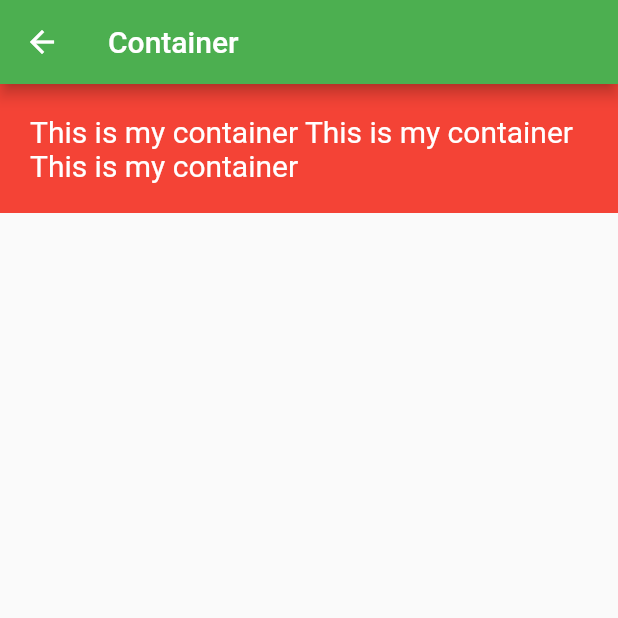
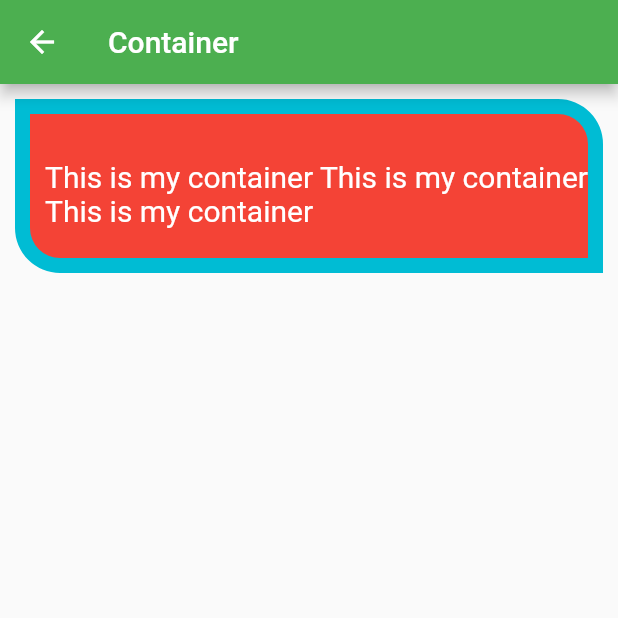
Before and after one commit to NellySsenkumba/e_shop, a Flutter app: the ScreenContainer screen opened directly, on a phone screen of 412 x 824 dp, the top half of it. Run offline on Flutter 3.47's test engine with Material 2 defaults, Android fonts, the light colour scheme and no system bars.

Commit message:
Update Screen_Container.dart

```diff
--- a/lib/Screens/Screen_Container.dart
+++ b/lib/Screens/Screen_Container.dart
@@ -11,13 +11,26 @@ class ScreenContainer extends StatelessWidget {
         backgroundColor: Colors.green,
       ),
       body: Container(
+
         child: Text(
           "This is my container This is my container This is my container",
-          style: TextStyle(color: Colors.white,fontSize: 20),
+          style: TextStyle(color: Colors.white, fontSize: 20),
         ),
-        color: Colors.red,
+        //color: Colors.red,
         width: double.infinity,
-        padding: EdgeInsets.all(20),
+        //margin is spacing of the container
+        margin: EdgeInsets.all(10),
+        //padd
+        padding: EdgeInsets.only(left: 10, top: 30, bottom: 20, right: 0),
+        decoration: BoxDecoration(
+            color: Colors.red,
+            //borderRadius: BorderRadius.all(Radius.circular(30))
+            borderRadius: BorderRadius.only(
+                bottomLeft: Radius.circular(30),
+                topRight: Radius.elliptical(30, 30)),
+          border: Border.all(color: Colors.cyan,width: 10,style: BorderStyle.solid),
+
+        ),
       ),
     );
   }
```
